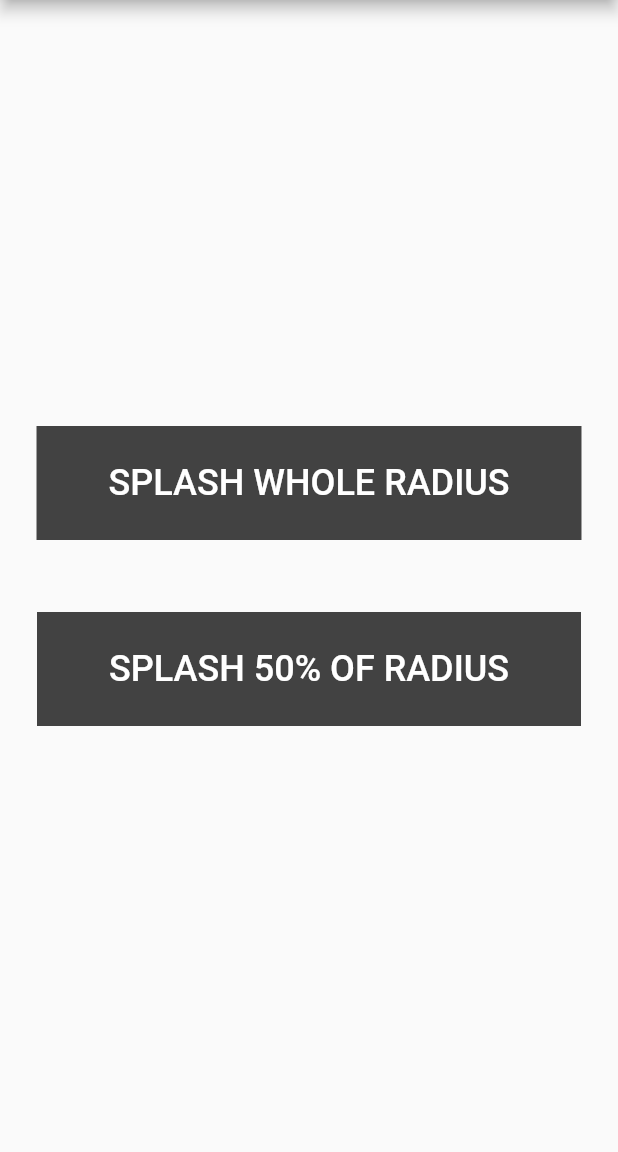
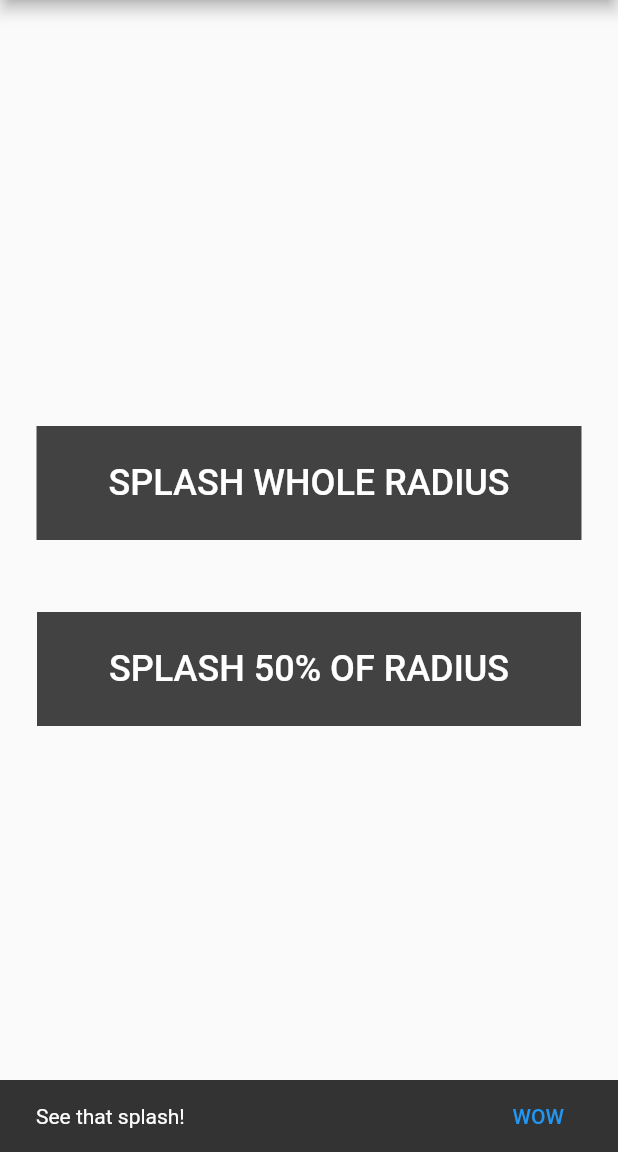
Before and after one commit to martinory/Androidish-InkWell, a Flutter app: the screen it shows after launch, after a tap on "SPLASH WHOLE RADIUS", on a phone screen of 412 x 824 dp, the part 84-1236 px from its top. Run offline on Flutter 3.47's test engine with Material 2 defaults, Android fonts, the phone set to English and light mode, and no system bars; statements that could not run were skipped.

Commit message:
Initial Commit

```diff
--- a/example/lib/main.dart
+++ b/example/lib/main.dart
@@ -28,7 +28,20 @@ class _MyAppState extends State<MyApp> {
               Center(
                 child: Material(
                   color: Colors.grey.shade800,
-                  child: AndroidishInkWell(
+                  child: Builder(
+                    builder: (context) => AndroidishInkWell(
+                          onTap: () {
+                            Scaffold.of(context).hideCurrentSnackBar();
+                            Scaffold.of(context).showSnackBar(
+                              SnackBar(
+                                content: Text('See that splash!'),
+                                action: SnackBarAction(
+                                  label: 'WOW',
+                                  onPressed: () => Scaffold.of(context).hideCurrentSnackBar(),
+                                ),
+                              ),
+                            );
+                          },
                           child: MaterialButton(
                             elevation: 12,
                             child: Text(
@@ -36,14 +49,6 @@ class _MyAppState extends State<MyApp> {
                               style: TextStyle(fontSize: 24, color: Colors.white),
                             ),
                             padding: EdgeInsets.symmetric(horizontal: 48, vertical: 24),
-                    ),
-                    onTap: () => Scaffold.of(context).showSnackBar(
-                          SnackBar(
-                            content: Text('See that splash!'),
-                            action: SnackBarAction(
-                              label: 'WOW',
-                              onPressed: () => Scaffold.of(context).hideCurrentSnackBar(),
-                            ),
                           ),
                         ),
                   ),
@@ -53,7 +58,8 @@ class _MyAppState extends State<MyApp> {
               Center(
                 child: Material(
                   color: Colors.grey.shade800,
-                  child: AndroidishInkWell(
+                  child: Builder(
+                    builder: (context) => AndroidishInkWell(
                           coverWholeRadius: false,
                           child: MaterialButton(
                             elevation: 12,
@@ -63,7 +69,9 @@ class _MyAppState extends State<MyApp> {
                             ),
                             padding: EdgeInsets.symmetric(horizontal: 48, vertical: 24),
                           ),
-                    onTap: () => Scaffold.of(context).showSnackBar(
+                          onTap: () {
+                            Scaffold.of(context).hideCurrentSnackBar();
+                            Scaffold.of(context).showSnackBar(
                               SnackBar(
                                 content: Text('See that splash!'),
                                 action: SnackBarAction(
@@ -71,6 +79,8 @@ class _MyAppState extends State<MyApp> {
                                   onPressed: () => Scaffold.of(context).hideCurrentSnackBar(),
                                 ),
                               ),
+                            );
+                          },
                         ),
                   ),
                 ),
```
Lines whose indentation alone changed are shown as unchanged.
